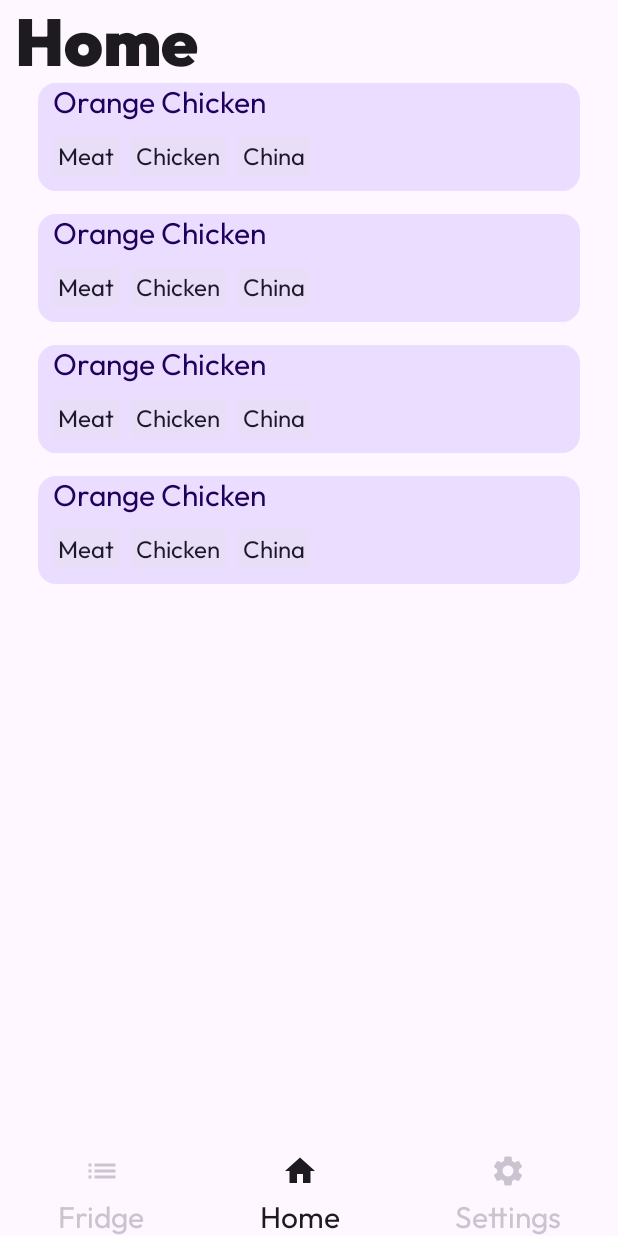
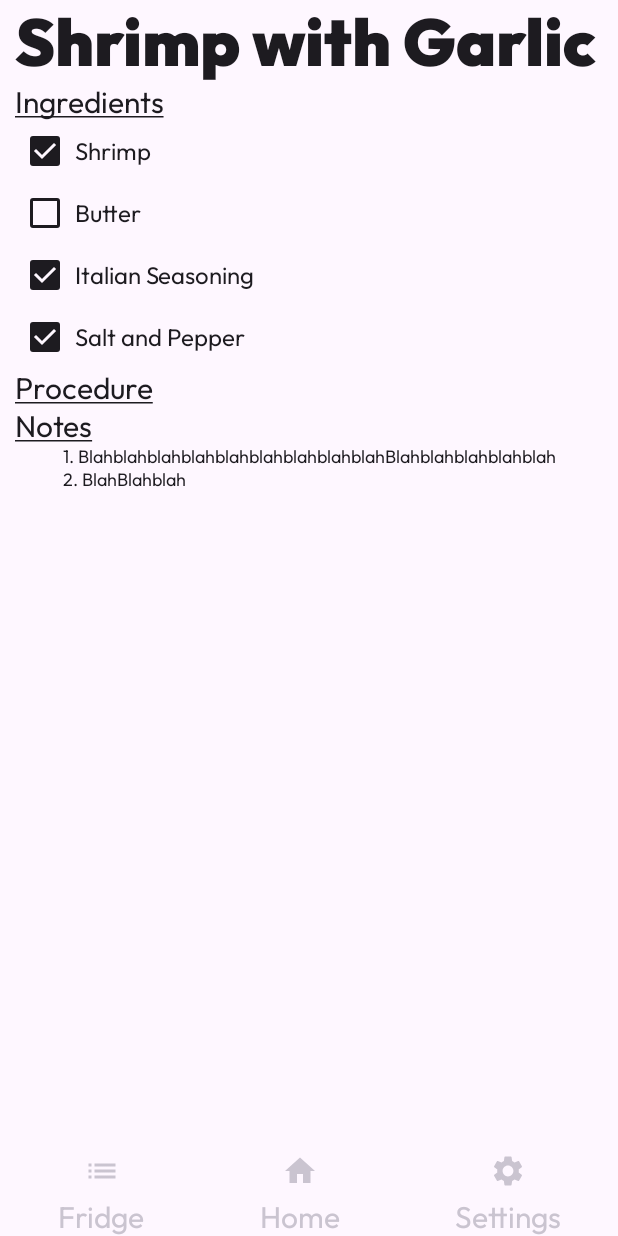
Before and after one commit to DanielRasho/SmartFridge, an Android app built with Jetpack Compose: the HomeView screen opened through its navigation route, after a tap on "Orange Chicken", on a phone screen of 412 x 824 dp. Run offline under Robolectric (Android 15) with nearby library versions, the light colour scheme and no system bars; pictures from the network do not load.

Commit message:
RecipeView

```diff
--- a/android/app/src/main/java/uvg/edu/gt/smartfridge/MainActivity.kt
+++ b/android/app/src/main/java/uvg/edu/gt/smartfridge/MainActivity.kt
@@ -18,6 +18,7 @@ import uvg.edu.gt.smartfridge.ui.theme.smartFridgeTheme
 import uvg.edu.gt.smartfridge.views.FridgeView
 import uvg.edu.gt.smartfridge.views.HomeView
 import uvg.edu.gt.smartfridge.views.LoginView
+import uvg.edu.gt.smartfridge.views.RecipeView
 import uvg.edu.gt.smartfridge.views.SettingsView
 
 class MainActivity : ComponentActivity() {
@@ -49,6 +50,7 @@ fun MainComponent(
         composable("Home") { HomeView(navController) }
         composable("Settings") { SettingsView(navController) }
         composable("Fridge") { FridgeView() }
+        composable("Recipe") { RecipeView(navController) }
     }
 }
 
--- a/android/app/src/main/java/uvg/edu/gt/smartfridge/components/checkBoxList.kt
+++ b/android/app/src/main/java/uvg/edu/gt/smartfridge/components/checkBoxList.kt
@@ -28,7 +28,7 @@ fun CheckBoxList(
                 verticalAlignment = Alignment.CenterVertically,
                 modifier = Modifier
                     .fillMaxWidth()
-                    .padding(8.dp)
+                    //.padding(8.dp)
 
             ) {
                 Checkbox(
@@ -48,7 +48,9 @@ fun CheckBoxList(
                     style= MaterialTheme.typography.bodyMedium,
                     fontSize=16.sp
                 )
+
             }
+            Spacer(modifier = Modifier.height(1.dp))
         }
     }
 }
--- a/android/app/src/main/java/uvg/edu/gt/smartfridge/views/Home.kt
+++ b/android/app/src/main/java/uvg/edu/gt/smartfridge/views/Home.kt
@@ -85,7 +85,7 @@ fun HomeView(navController: NavHostController, modifier: Modifier = Modifier) {
                 recipes.forEach { recipe ->
                     item {
                         Card(
-                            onClick = { /*TODO*/ },
+                            onClick = { navController.navigate("Recipe") },
                             modifier = modifier
                                 .fillMaxWidth()
                                 .padding(15.dp, 0.dp),
--- a/android/app/src/main/java/uvg/edu/gt/smartfridge/views/Recipe.kt
+++ b/android/app/src/main/java/uvg/edu/gt/smartfridge/views/Recipe.kt
@@ -1 +1,103 @@
 package uvg.edu.gt.smartfridge.views
+
+import android.annotation.SuppressLint
+import androidx.compose.foundation.Image
+import androidx.compose.foundation.background
+import androidx.compose.foundation.layout.Arrangement
+import androidx.compose.foundation.layout.Column
+import androidx.compose.foundation.layout.Row
+import androidx.compose.foundation.layout.Spacer
+import androidx.compose.foundation.layout.fillMaxWidth
+import androidx.compose.foundation.layout.height
+import androidx.compose.foundation.layout.padding
+import androidx.compose.foundation.layout.width
+import androidx.compose.material.icons.Icons
+import androidx.compose.material.icons.rounded.ExitToApp
+import androidx.compose.material3.Divider
+import androidx.compose.material3.ExperimentalMaterial3Api
+import androidx.compose.material3.MaterialTheme
+import androidx.compose.material3.Scaffold
+import androidx.compose.material3.Text
+import androidx.compose.runtime.Composable
+import androidx.compose.runtime.remember
+import androidx.compose.ui.Alignment
+import androidx.compose.ui.Modifier
+import androidx.compose.ui.res.painterResource
+import androidx.compose.ui.text.style.TextDecoration
+import androidx.compose.ui.tooling.preview.Preview
+import androidx.compose.ui.unit.dp
+import androidx.compose.ui.unit.sp
+import androidx.navigation.NavHostController
+import androidx.navigation.compose.rememberNavController
+import uvg.edu.gt.smartfridge.R
+import uvg.edu.gt.smartfridge.components.BottomNavBar
+import uvg.edu.gt.smartfridge.components.CheckBoxList
+import uvg.edu.gt.smartfridge.components.IconPrimaryButton
+import uvg.edu.gt.smartfridge.components.IconSecondaryButton
+import uvg.edu.gt.smartfridge.components.NavItem
+import uvg.edu.gt.smartfridge.components.Title
+import uvg.edu.gt.smartfridge.ui.theme.smartFridgeTheme
+
+@SuppressLint("UnusedMaterial3ScaffoldPaddingParameter")
+@ExperimentalMaterial3Api
+@Composable
+fun RecipeView(navController: NavHostController, modifier: Modifier = Modifier) {
+    val recipeIngredients = remember { arrayListOf("Shrimp", "Butter", "Italian Seasoning","Salt and Pepper") }
+    val userIngredients = remember { arrayListOf("Shrimp", "Italian Seasoning","Salt and Pepper") }
+    val navItems = sequenceOf(
+        NavItem.Fridge, NavItem.Home, NavItem.Settings
+    )
+    Scaffold(bottomBar = { BottomNavBar(items = navItems, navController = navController) }) {
+    Column(
+
+        modifier = modifier
+            .background(MaterialTheme.colorScheme.background)
+            .padding(10.dp, 0.dp)
+            .height(796.dp)
+
+    ) {
+        Title("Shrimp with Garlic")
+        Text(
+            text = "Ingredients",
+            textDecoration = TextDecoration.Underline,
+            style = MaterialTheme.typography.bodyLarge
+        )
+        Spacer(modifier = Modifier.width(40.dp))
+        CheckBoxList(recipeIngredients, userIngredients)
+        Spacer(modifier = Modifier.width(24.dp))
+        Text(
+            text = "Procedure",
+            textDecoration = TextDecoration.Underline,
+            style = MaterialTheme.typography.bodyLarge
+        )
+        Spacer(modifier = Modifier.width(24.dp))
+        Text(
+            text = "Notes",
+            textDecoration = TextDecoration.Underline,
+            style = MaterialTheme.typography.bodyLarge
+        )
+        Row(
+            verticalAlignment = Alignment.CenterVertically,
+            horizontalArrangement = Arrangement.Center,
+            modifier = modifier.fillMaxWidth()
+        ) {
+            Text(
+                text = "1. BlahblahblahblahblahblahblahblahblahBlahblahblahblahblah\n2. BlahBlahblah",
+                fontSize = 12.sp
+            )
+        }
+
+
+    }
+    }
+}
+
+
+@OptIn(ExperimentalMaterial3Api::class)
+@Preview
+@Composable
+fun RecipeViewPreview() {
+    smartFridgeTheme {
+        RecipeView(rememberNavController())
+    }
+}
```
